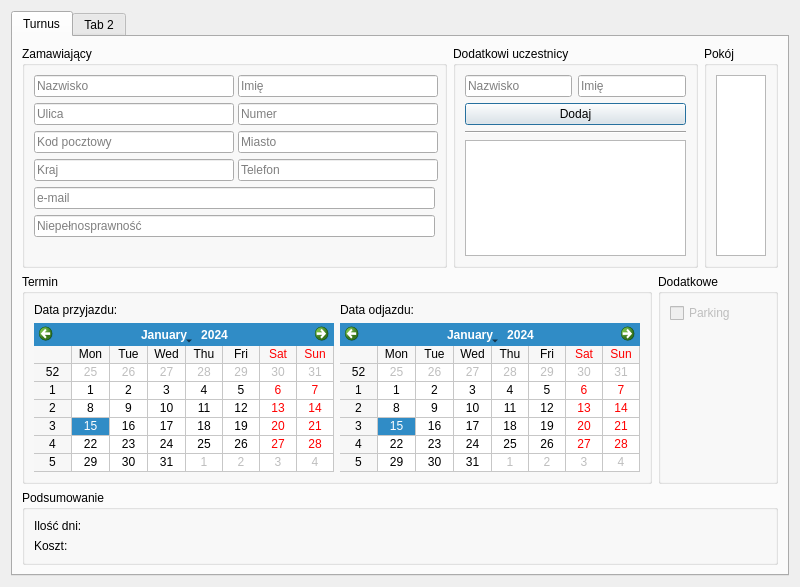
Old version of the form src/ui/NewReservation/NewReservationDialog.ui in the repository Skwara/HoteleADC.
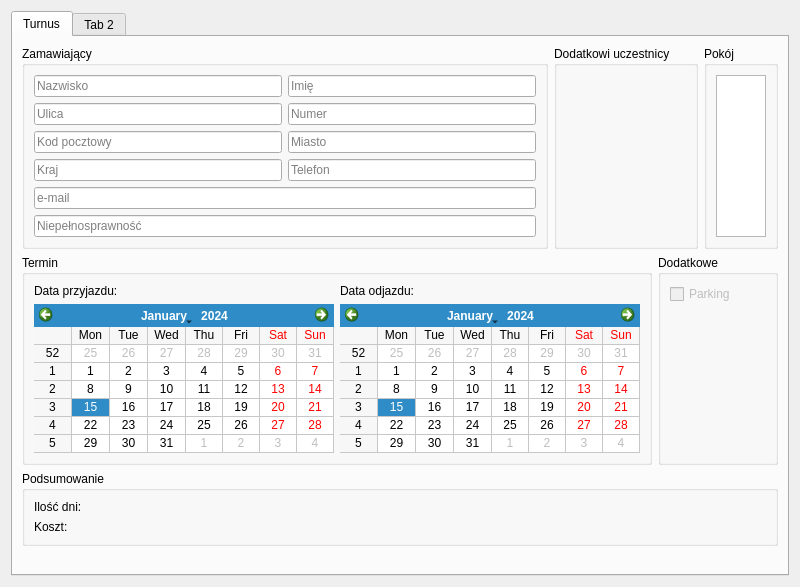
New version of the form.

Commit message: Extract ParticipantsHandler from NewReservationDialog Removed old participants ui

Patch:
```diff
--- a/src/ui/NewReservation/NewReservationDialog.ui
+++ b/src/ui/NewReservation/NewReservationDialog.ui
@@ -219,76 +219,6 @@
            <property name="title">
             <string>Dodatkowi uczestnicy</string>
            </property>
-           <layout class="QGridLayout" name="gridLayout_5">
-            <item row="0" column="1">
-             <widget class="QLineEdit" name="participantNameLineEdit">
-              <property name="minimumSize">
-               <size>
-                <width>100</width>
-                <height>0</height>
-               </size>
-              </property>
-              <property name="placeholderText">
-               <string>Imię</string>
-              </property>
-             </widget>
-            </item>
-            <item row="0" column="0">
-             <widget class="QLineEdit" name="participantSurnameLineEdit">
-              <property name="minimumSize">
-               <size>
-                <width>100</width>
-                <height>0</height>
-               </size>
-              </property>
-              <property name="placeholderText">
-               <string>Nazwisko</string>
-              </property>
-             </widget>
-            </item>
-            <item row="2" column="0" colspan="2">
-             <widget class="Line" name="line">
-              <property name="orientation">
-               <enum>Qt::Horizontal</enum>
-              </property>
-             </widget>
-            </item>
-            <item row="3" column="0" colspan="2">
-             <widget class="QListWidget" name="participantsListWidget">
-              <property name="sizePolicy">
-               <sizepolicy hsizetype="Expanding" vsizetype="Fixed">
-                <horstretch>0</horstretch>
-                <verstretch>0</verstretch>
-               </sizepolicy>
-              </property>
-              <property name="minimumSize">
-               <size>
-                <width>200</width>
-                <height>100</height>
-               </size>
-              </property>
-              <property name="maximumSize">
-               <size>
-                <width>16777215</width>
-                <height>16777215</height>
-               </size>
-              </property>
-             </widget>
-            </item>
-            <item row="1" column="0" colspan="2">
-             <widget class="QPushButton" name="addParticipantPushButton">
-              <property name="minimumSize">
-               <size>
-                <width>100</width>
-                <height>0</height>
-               </size>
-              </property>
-              <property name="text">
-               <string>Dodaj</string>
-              </property>
-             </widget>
-            </item>
-           </layout>
           </widget>
          </item>
          <item>
```
Left out of the diff: 4 changed lines with no effect on the pictures. The commit also changes 6 other files.
